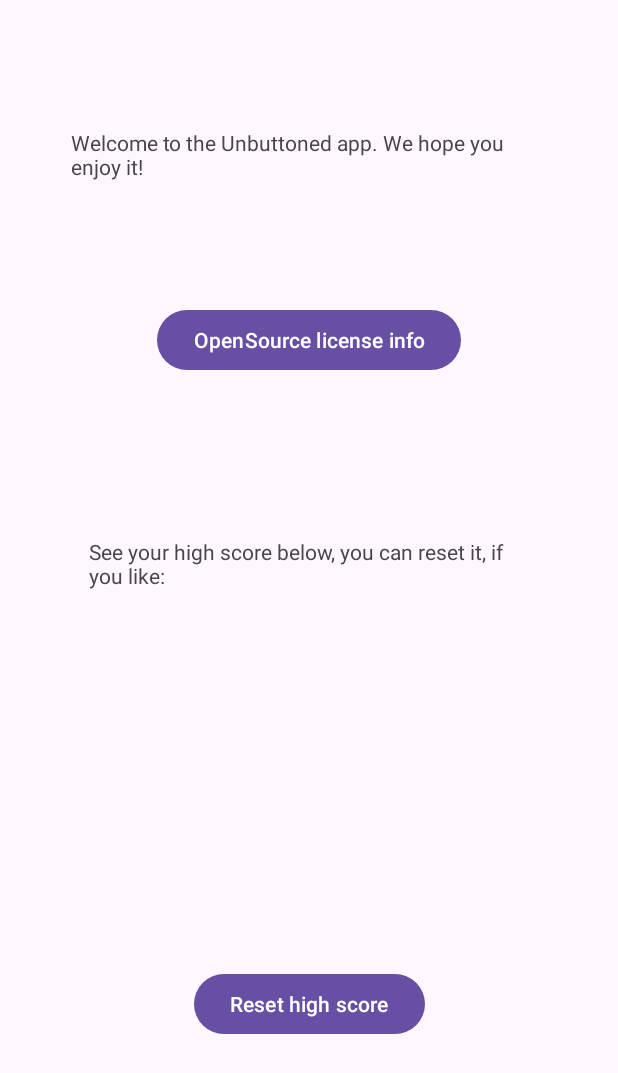
After one commit to unbuttoned-app/unbuttoned, an Android app built with Jetpack Compose: the AppInfoActivity screen opened directly, with no data from a screen before it, on a phone screen of 412 x 824 dp. The commit adds this screen. Shown: the top 1073 px of the screen. Run offline under Robolectric (Android 15) with nearby library versions, the phone set to English and light mode, and no system bars.

Commit message:
adds AppInfoActivity and persistence

```diff
--- /dev/null
+++ b/app/src/main/java/com/example/unbuttoned/AppInfoActivity.java
@@ -0,0 +1,52 @@
+package com.example.unbuttoned;
+
+import android.app.Activity;
+import android.content.Intent;
+import android.os.Bundle;
+import android.widget.Button;
+import android.widget.TextView;
+
+import androidx.activity.EdgeToEdge;
+import androidx.appcompat.app.AppCompatActivity;
+import androidx.core.graphics.Insets;
+import androidx.core.view.ViewCompat;
+import androidx.core.view.WindowInsetsCompat;
+
+public class AppInfoActivity extends AppCompatActivity {
+
+    public static final String RESET_HSCORE = "RESET_HSCORE";
+    public static final String HSCORE_VALUE = "HSCORE_VALUE";
+
+
+    @Override
+    protected void onCreate(Bundle savedInstanceState) {
+        super.onCreate(savedInstanceState);
+        EdgeToEdge.enable(this);
+        setContentView(R.layout.activity_app_info);
+        ViewCompat.setOnApplyWindowInsetsListener(findViewById(R.id.main), (v, insets) -> {
+            Insets systemBars = insets.getInsets(WindowInsetsCompat.Type.systemBars());
+            v.setPadding(systemBars.left, systemBars.top, systemBars.right, systemBars.bottom);
+            return insets;
+        });
+
+
+        final Button licenseButton = findViewById(R.id.licenseButton);
+        final Button resetHighScore = findViewById(R.id.resetHighScore);
+        final TextView score = findViewById(R.id.highScore);
+        licenseButton.setOnClickListener(v -> startActivity(new Intent(this, LicenseActivity.class)));
+        resetHighScore.setOnClickListener(v -> {
+            final Intent data = new Intent();
+            data.putExtra(RESET_HSCORE, true);
+            setResult(Activity.RESULT_OK, data);
+            finish();
+        });
+
+
+        final Bundle args = getIntent().getExtras();
+        if (args != null) {
+            final int hscore = args.getInt(HSCORE_VALUE);
+            score.setText(String.valueOf(hscore));
+
+        }
+    }
+}
--- a/app/src/main/java/com/example/unbuttoned/AboutActivity.kt
+++ b/app/src/main/java/com/example/unbuttoned/LicenseActivity.kt
@@ -11,7 +11,7 @@ import com.example.unbuttoned.ui.theme.UnbuttonedTheme
 import com.mikepenz.aboutlibraries.ui.compose.LibrariesContainer
 
 
-class AboutActivity  : ComponentActivity() {
+class LicenseActivity  : ComponentActivity() {
     override fun onCreate(savedInstanceState: Bundle?) {
         super.onCreate(savedInstanceState)
         setContent {
--- /dev/null
+++ b/app/src/main/res/layout/activity_app_info.xml
@@ -0,0 +1,64 @@
+<?xml version="1.0" encoding="utf-8"?>
+<androidx.constraintlayout.widget.ConstraintLayout xmlns:android="http://schemas.android.com/apk/res/android"
+    xmlns:app="http://schemas.android.com/apk/res-auto"
+    xmlns:tools="http://schemas.android.com/tools"
+    android:id="@+id/main"
+    android:layout_width="match_parent"
+    android:layout_height="match_parent"
+    tools:context=".AppInfoActivity">
+
+    <TextView
+        android:id="@+id/welcomeMsg"
+        android:layout_width="317dp"
+        android:layout_height="68dp"
+        android:text="@string/welcomeTextHeader"
+        app:layout_constraintBottom_toBottomOf="parent"
+        app:layout_constraintEnd_toEndOf="parent"
+        app:layout_constraintStart_toStartOf="parent"
+        app:layout_constraintTop_toTopOf="parent"
+        app:layout_constraintVertical_bias="0.113" />
+
+    <Button
+        android:id="@+id/licenseButton"
+        android:layout_width="wrap_content"
+        android:layout_height="wrap_content"
+        android:text="@string/licenseDialog"
+        app:layout_constraintBottom_toBottomOf="parent"
+        app:layout_constraintEnd_toEndOf="parent"
+        app:layout_constraintStart_toStartOf="parent"
+        app:layout_constraintTop_toBottomOf="@+id/welcomeMsg"
+        app:layout_constraintVertical_bias="0.079" />
+
+    <TextView
+        android:id="@+id/textView2"
+        android:layout_width="292dp"
+        android:layout_height="46dp"
+        android:text="@string/highScoreInfo"
+        app:layout_constraintBottom_toBottomOf="parent"
+        app:layout_constraintEnd_toEndOf="parent"
+        app:layout_constraintHorizontal_bias="0.495"
+        app:layout_constraintStart_toStartOf="parent"
+        app:layout_constraintTop_toBottomOf="@+id/licenseButton"
+        app:layout_constraintVertical_bias="0.203" />
+
+    <TextView
+        android:id="@+id/highScore"
+        android:layout_width="90dp"
+        android:layout_height="51dp"
+        app:layout_constraintBottom_toBottomOf="parent"
+        app:layout_constraintEnd_toEndOf="parent"
+        app:layout_constraintHorizontal_bias="0.498"
+        app:layout_constraintStart_toStartOf="parent"
+        app:layout_constraintTop_toBottomOf="@+id/textView2"
+        app:layout_constraintVertical_bias="0.159" />
+
+    <Button
+        android:id="@+id/resetHighScore"
+        android:layout_width="wrap_content"
+        android:layout_height="wrap_content"
+        android:text="@string/resetHighScoreText"
+        app:layout_constraintBottom_toBottomOf="parent"
+        app:layout_constraintEnd_toEndOf="parent"
+        app:layout_constraintStart_toStartOf="parent"
+        app:layout_constraintTop_toBottomOf="@+id/highScore" />
+</androidx.constraintlayout.widget.ConstraintLayout>
--- a/app/src/main/res/values/strings.xml
+++ b/app/src/main/res/values/strings.xml
@@ -6,4 +6,8 @@
     <string name="abmenu">A or B?</string>
     <string name="itematxt">A</string>
     <string name="itembtext">B</string>
+    <string name="welcomeTextHeader">Welcome to the Unbuttoned app. We hope you enjoy it!</string>
+    <string name="licenseDialog">OpenSource license info</string>
+    <string name="highScoreInfo">See your high score below, you can reset it, if you like:</string>
+    <string name="resetHighScoreText">Reset high score</string>
 </resources>
```
Also changed, not shown: app/src/main/AndroidManifest.xml (+5 -5 lines), app/src/main/java/com/example/unbuttoned/MainActivity.java (+46 -8 lines), app/src/main/java/com/example/unbuttoned/Sketches/ButtonSketch.java (+7 -0 lines), app/src/main/java/com/example/unbuttoned/persistence/UnbuttonedPersistence.java (added, +39 -0 lines).
